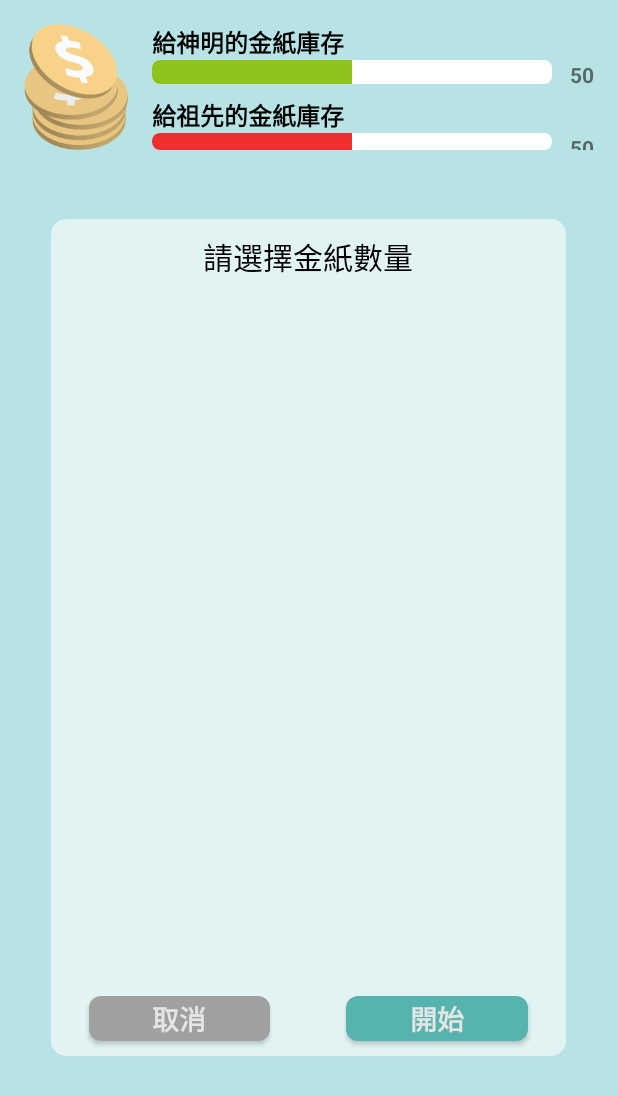
After one commit to zzdanny/conlab_e-burner, an Android app: the layout choose_amount.xml on its own in the app's theme, with its tools: preview values and no code run, on a phone screen of 412 x 824 dp. The commit adds this screen. Shown: the top 1095 px of the screen. Run offline under Robolectric (Android 15) with nearby library versions, the phone set to English and light mode, and no system bars.

Commit message:
Layout choose_amount (TODO: Styling listAmoun).

```diff
--- a/app/src/main/java/tw/ntust/e_burner/activity/ChooseActivity.java
+++ b/app/src/main/java/tw/ntust/e_burner/activity/ChooseActivity.java
@@ -3,13 +3,17 @@ package tw.ntust.e_burner.activity;
 import android.app.Activity;
 import android.os.Bundle;
 import android.view.View;
+import android.widget.Button;
 import android.widget.ImageView;
 
 import tw.ntust.e_burner.R;
 
 public class ChooseActivity extends Activity {
 
+    // -- layout.choose_target
     private ImageView imgEmperor, imgAncestor;
+    // -- layout.choose_amount
+    private Button btnStart, btnCancel;
 
     @Override
     protected void onCreate(Bundle savedInstanceState) {
@@ -19,17 +23,31 @@ public class ChooseActivity extends Activity {
     }
 
     private void initComponents_chooseTarget() {
-        imgEmperor = (ImageView) findViewById(R.id.chooseAmount_imgEmperor);
-        imgAncestor = (ImageView) findViewById(R.id.chooseAmount_imgAncestor);
+        imgEmperor = (ImageView) findViewById(R.id.chooseTarget_imgEmperor);
+        imgAncestor = (ImageView) findViewById(R.id.chooseTarget_imgAncestor);
 
         View.OnClickListener onChooseTargetClickListener = new View.OnClickListener() {
             @Override
             public void onClick(View view) {
-
+                setContentView(R.layout.choose_amount);
+                initComponents_chooseAmount();
             }
         };
         imgEmperor.setOnClickListener(onChooseTargetClickListener);
         imgAncestor.setOnClickListener(onChooseTargetClickListener);
     }
 
+    private void initComponents_chooseAmount() {
+        btnStart = (Button) findViewById(R.id.chooseAmount_btnStart);
+        btnCancel = (Button) findViewById(R.id.chooseAmount_btnCancel);
+
+        btnCancel.setOnClickListener(new View.OnClickListener() {
+            @Override
+            public void onClick(View view) {
+                setContentView(R.layout.choose_target);
+                initComponents_chooseTarget();
+            }
+        });
+    }
+
 }
--- /dev/null
+++ b/app/src/main/res/drawable/bg_white_round.xml
@@ -0,0 +1,7 @@
+<?xml version="1.0" encoding="UTF-8"?>
+<shape xmlns:android="http://schemas.android.com/apk/res/android">
+    <solid android:color="#95FFFFFF"/>
+    <!-- <stroke android:width="3dip" android:color="#B1BCBE" /> -->
+    <corners android:radius="10dip"/>
+    <padding android:left="0dip" android:top="0dip" android:right="0dip" android:bottom="0dip" />
+</shape>
--- /dev/null
+++ b/app/src/main/res/drawable/button_cancel.xml
@@ -0,0 +1,9 @@
+<?xml version="1.0" encoding="utf-8"?>
+<shape xmlns:android="http://schemas.android.com/apk/res/android"
+    android:shape="rectangle">
+    <solid android:color="#a0a0a0" />
+    <corners android:bottomRightRadius="8dp"
+        android:bottomLeftRadius="8dp"
+        android:topRightRadius="8dp"
+        android:topLeftRadius="8dp"/>
+</shape>
--- /dev/null
+++ b/app/src/main/res/drawable/button_ok.xml
@@ -0,0 +1,9 @@
+<?xml version="1.0" encoding="utf-8"?>
+<shape xmlns:android="http://schemas.android.com/apk/res/android"
+    android:shape="rectangle">
+    <solid android:color="#57b3ae" />
+    <corners android:bottomRightRadius="8dp"
+        android:bottomLeftRadius="8dp"
+        android:topRightRadius="8dp"
+        android:topLeftRadius="8dp"/>
+</shape>
--- /dev/null
+++ b/app/src/main/res/layout/choose_amount.xml
@@ -0,0 +1,112 @@
+<?xml version="1.0" encoding="utf-8"?>
+<RelativeLayout xmlns:android="http://schemas.android.com/apk/res/android"
+    android:layout_width="match_parent"
+    android:layout_height="match_parent">
+
+    <include layout="@layout/activity_choose"
+        android:layout_width="match_parent"
+        android:layout_height="wrap_content"
+        android:id="@+id/include"> </include>
+
+    <LinearLayout
+        android:orientation="horizontal"
+        android:layout_width="match_parent"
+        android:layout_height="match_parent"
+        android:layout_centerHorizontal="true"
+        android:layout_below="@+id/include"
+        android:layout_marginTop="30dp"
+        android:layout_marginBottom="120dp">
+
+        <Space
+            android:layout_width="0dp"
+            android:layout_height="match_parent"
+            android:layout_weight="0.3" />
+
+        <RelativeLayout
+            android:orientation="vertical"
+            android:layout_width="0dp"
+            android:layout_height="match_parent"
+            android:layout_weight="3"
+            android:background="@drawable/bg_white_round">
+
+            <TextView
+                android:layout_width="match_parent"
+                android:layout_height="wrap_content"
+                android:textAppearance="?android:attr/textAppearanceMedium"
+                android:text="請選擇金紙數量"
+                android:id="@+id/textView4"
+                android:textAlignment="center"
+                android:textColor="#000"
+                android:textSize="20sp"
+                android:layout_marginTop="10dp" />
+
+            <ListView
+                android:layout_width="wrap_content"
+                android:layout_height="match_parent"
+                android:layout_below="@id/textView4"
+                android:id="@+id/chooseAmount_listAmount"
+                android:layout_above="@+id/linearLayout2" />
+
+            <LinearLayout
+                android:orientation="horizontal"
+                android:layout_width="match_parent"
+                android:layout_height="wrap_content"
+                android:layout_alignParentBottom="true"
+                android:layout_alignParentStart="true"
+                android:id="@+id/linearLayout2">
+
+                <FrameLayout
+                    android:layout_width="0dp"
+                    android:layout_height="match_parent"
+                    android:layout_weight="1">
+
+                    <Button
+                        style="?android:attr/buttonStyleSmall"
+                        android:layout_width="match_parent"
+                        android:layout_height="30sp"
+                        android:text="取消"
+                        android:id="@+id/chooseAmount_btnCancel"
+                        android:layout_gravity="center_horizontal"
+                        android:background="@drawable/button_cancel"
+                        android:layout_marginTop="10dp"
+                        android:layout_marginBottom="10dp"
+                        android:layout_marginLeft="25dp"
+                        android:layout_marginRight="25dp"
+                        android:textSize="18sp"
+                        android:textStyle="bold"
+                        android:textColor="#e5e5e5" />
+                </FrameLayout>
+
+                <FrameLayout
+                    android:layout_width="0dp"
+                    android:layout_height="match_parent"
+                    android:layout_weight="1">
+
+                    <Button
+                        style="?android:attr/buttonStyleSmall"
+                        android:layout_width="match_parent"
+                        android:layout_height="30sp"
+                        android:text="開始"
+                        android:id="@+id/chooseAmount_btnStart"
+                        android:layout_gravity="center_horizontal"
+                        android:background="@drawable/button_ok"
+                        android:layout_marginTop="10dp"
+                        android:layout_marginBottom="10dp"
+                        android:layout_marginLeft="25dp"
+                        android:layout_marginRight="25dp"
+                        android:textSize="18sp"
+                        android:textStyle="bold"
+                        android:textColor="#e5e5e5" />
+                </FrameLayout>
+
+            </LinearLayout>
+        </RelativeLayout>
+
+        <Space
+            android:layout_width="0dp"
+            android:layout_height="match_parent"
+            android:layout_weight="0.3" />
+
+    </LinearLayout>
+
+</RelativeLayout>
```
